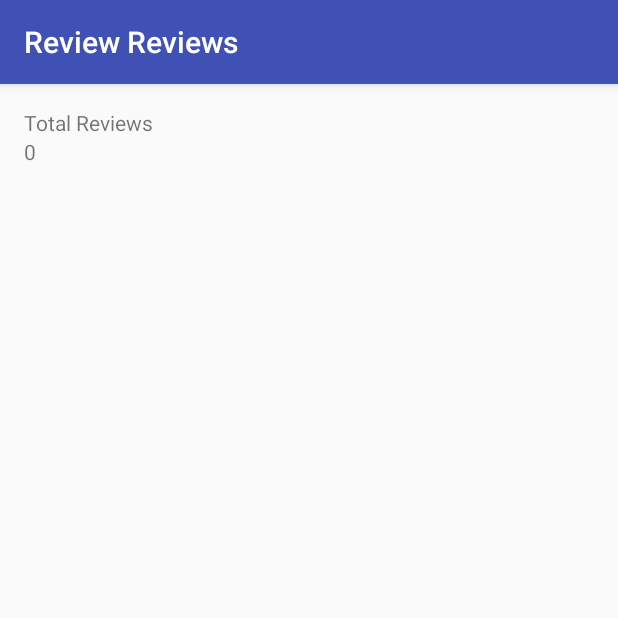
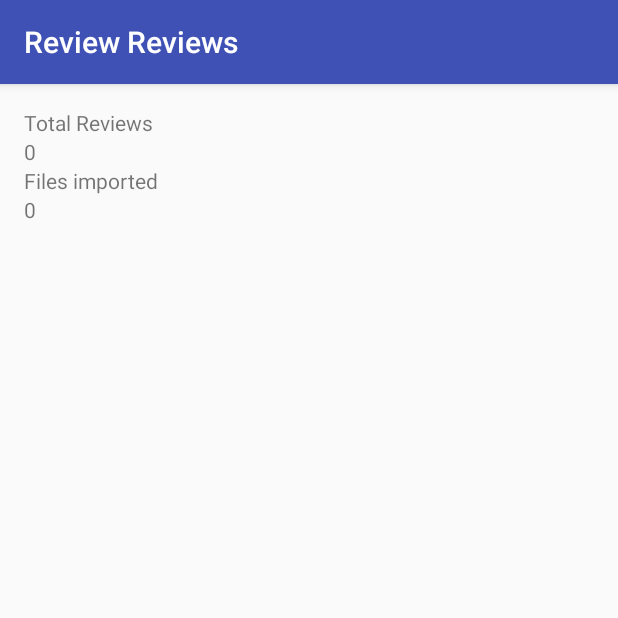
Before and after one commit to julianharty/app-store-reviews-app, an Android app: the ShowStatisticsActivity screen opened directly, with no data from a screen before it, on a phone screen of 412 x 824 dp, the top half of it. Run offline under Robolectric (Android 15) with nearby library versions, the phone set to English and light mode, and no system bars.

Commit message:
Added the count of the file imports on the statistics page.
I'll close issue 14 https://github.com/julianharty/app-store-reviews-app/issues/14
and open a new enhancement for further improvements to the information presented to users.

```diff
--- a/ReviewReviews/app/src/main/java/com/commercetest/reviewreviews/ShowStatisticsActivity.java
+++ b/ReviewReviews/app/src/main/java/com/commercetest/reviewreviews/ShowStatisticsActivity.java
@@ -6,6 +6,7 @@ import android.support.v7.app.AppCompatActivity;
 import android.os.Bundle;
 import android.widget.TextView;
 
+import static com.commercetest.reviewreviews.DatabaseConstants.FILE_IMPORT;
 import static com.commercetest.reviewreviews.DatabaseConstants.GOOGLE_PLAY_REVIEW;
 
 /**
@@ -16,7 +17,8 @@ import static com.commercetest.reviewreviews.DatabaseConstants.GOOGLE_PLAY_REVIE
  */
 public class ShowStatisticsActivity extends AppCompatActivity {
     SQLiteDatabase db;
-    TextView total;
+    TextView totalReviews;
+    TextView totalFilesImported;
 
     @Override
     protected void onCreate(Bundle savedInstanceState) {
@@ -24,9 +26,13 @@ public class ShowStatisticsActivity extends AppCompatActivity {
         setContentView(R.layout.activity_show_statistics);
 
         db = ReviewsDatabaseHelper.getDatabase(this);
-        total = (TextView) findViewById(R.id.total_reviews_in_db);
+        totalReviews = (TextView) findViewById(R.id.total_reviews_in_db);
         long count = DatabaseUtils.queryNumEntries(db, GOOGLE_PLAY_REVIEW);
-        total.setText(String.format("%,d", count));
+        totalReviews.setText(String.format("%,d", count));
+
+        totalFilesImported = (TextView) findViewById(R.id.total_files_imported);
+        long imports = DatabaseUtils.queryNumEntries(db, FILE_IMPORT);
+        totalFilesImported.setText(String.format("%,d", imports));
     }
 
 
--- a/ReviewReviews/app/src/main/res/layout/activity_show_statistics.xml
+++ b/ReviewReviews/app/src/main/res/layout/activity_show_statistics.xml
@@ -23,4 +23,17 @@
         android:layout_height="wrap_content"
         android:hint="0"/>
 
+    <TextView
+        android:id="@+id/total_files_imported_label"
+        android:layout_width="match_parent"
+        android:layout_height="wrap_content"
+        android:layout_below="@id/total_reviews_in_db"
+        android:text="Files imported"/>
+
+    <TextView
+        android:id="@+id/total_files_imported"
+        android:layout_width="match_parent"
+        android:layout_height="wrap_content"
+        android:layout_below="@id/total_files_imported_label"/>
+
 </RelativeLayout>
```
